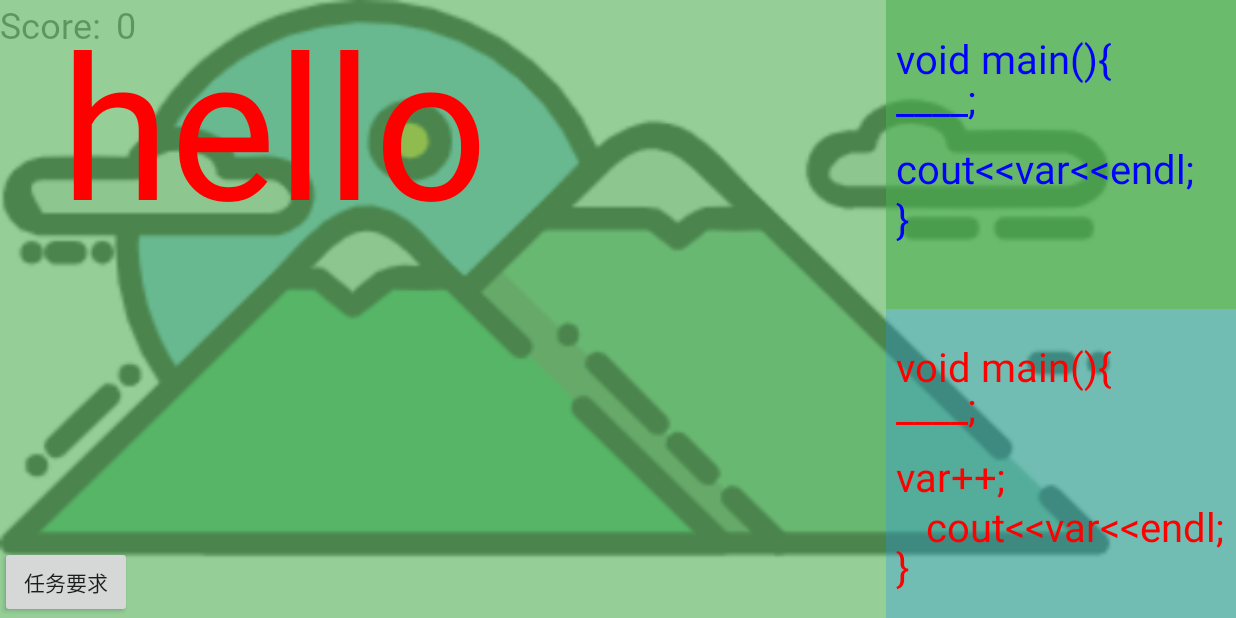
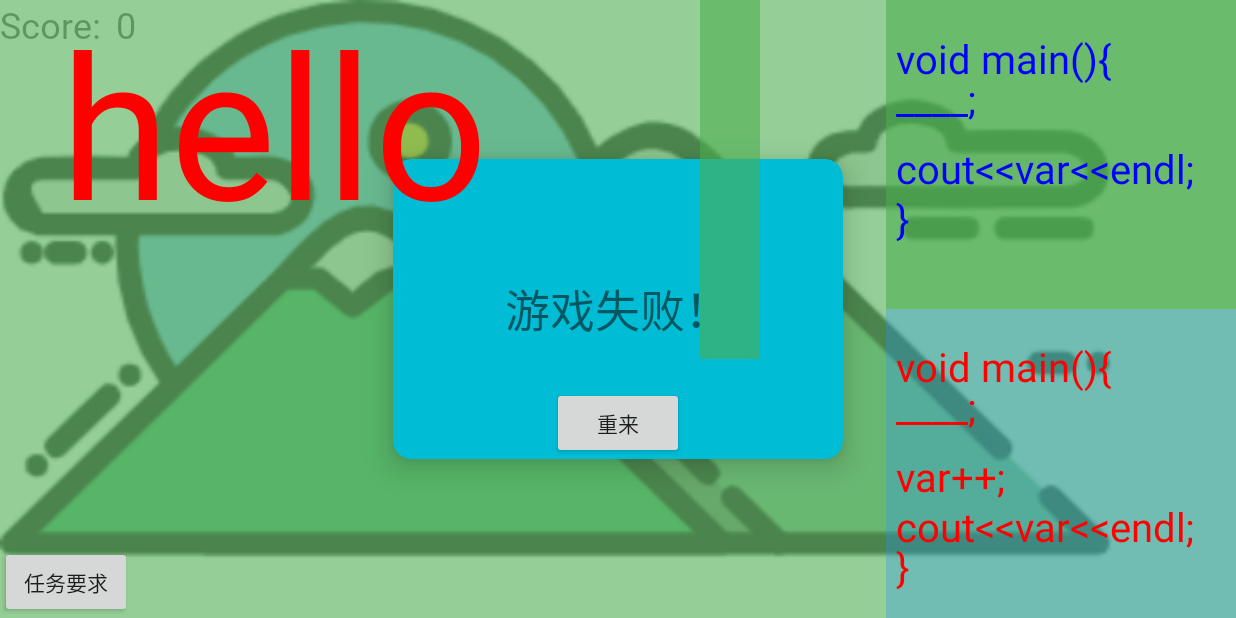
Before and after one commit to Feiyuyu0503/CodeAdventure, an Android app: the learnVar screen opened directly, with no data from a screen before it, after a tap on "确认", on a phone screen of 824 x 412 dp (held sideways). Run offline under Robolectric (Android 15) with nearby library versions, the light colour scheme and no system bars; 2 other taps on this screen came first.

Commit message:
add checkpoint 2

```diff
--- a/app/build.gradle
+++ b/app/build.gradle
@@ -10,8 +10,8 @@ android {
         applicationId "net.feiyuyu.game"
         minSdkVersion 19
         targetSdkVersion 30
-        versionCode 12
-        versionName "1.3"
+        versionCode 413
+        versionName "1.4"
 
         testInstrumentationRunner "androidx.test.runner.AndroidJUnitRunner"
     }
--- a/app/src/main/java/net/feiyuyu/game/checkpoint/learnConst.java
+++ b/app/src/main/java/net/feiyuyu/game/checkpoint/learnConst.java
@@ -50,8 +50,8 @@ import java.util.TimerTask;
 
 public class learnConst extends Activity {
     private myObj obj;
-    private int xobj = 60;      //小球x坐标
-    private int yobj = 500;      //小球y坐标
+    private int xobj = 60;      //对象x坐标
+    private int yobj = 500;      //对象y坐标
 
     int screenHeight;         //屏幕宽度
     int screenWidth;          //屏幕高度
@@ -296,6 +296,7 @@ public class learnConst extends Activity {
                 //canvas.drawText("游戏结束", screenWidth / 2, screenHeight / 2, paint);
                 tv.setText("游戏失败！");
                 cardView1.setVisibility(View.VISIBLE);
+                cardView1.setVisibility(View.VISIBLE);
             }
             else if(isEnd&&!isConflict&&!isSuccess){
                 cardView1.setVisibility(View.VISIBLE);
--- a/app/src/main/java/net/feiyuyu/game/checkpoint/learnVar.java
+++ b/app/src/main/java/net/feiyuyu/game/checkpoint/learnVar.java
@@ -1,5 +1,6 @@
 package net.feiyuyu.game.checkpoint;
 
+import android.annotation.SuppressLint;
 import android.app.Activity;
 import android.app.AlertDialog;
 import android.content.Context;
@@ -11,8 +12,12 @@ import android.graphics.Color;
 import android.graphics.Matrix;
 import android.graphics.Paint;
 import android.os.Bundle;
+import android.os.Handler;
+import android.os.Message;
 import android.util.AttributeSet;
+import android.view.MotionEvent;
 import android.view.View;
+import android.view.WindowManager;
 import android.widget.Button;
 import android.widget.LinearLayout;
 import android.widget.RadioButton;
@@ -23,6 +28,7 @@ import android.widget.Toast;
 import androidx.annotation.Nullable;
 
 import net.feiyuyu.game.R;
+import net.feiyuyu.game.ui.myGameView;
 
 import org.apache.http.util.EncodingUtils;
 
@@ -30,8 +36,10 @@ import java.io.FileInputStream;
 import java.io.FileNotFoundException;
 import java.io.FileOutputStream;
 import java.io.IOException;
+import java.util.Timer;
+import java.util.TimerTask;
 
-public class learnVar extends Activity {
+public class  learnVar extends Activity {
 
     View cardView;
     View cardView1;
@@ -45,9 +53,27 @@ public class learnVar extends Activity {
     RadioButton choice1,choice2; //任务选项
     Button okBtn; //确认选项按钮
 
+    boolean isEnd = false;    //判断游戏是否结束
+    boolean isSuccess = false; //判断是否通过
+    boolean isConflict = false; //是否撞
+
+    int screenHeight;         //屏幕宽度
+    int screenWidth;          //屏幕高度
+
+    myObj obj;                //声明对象
+    private int xobj = 60;      //对象x坐标
+    private int yobj = 500;      //对象y坐标
+    int height1, height2;      //柱子高度
+
+    TextView tv;//游戏结果提示
+
     public void onCreate(Bundle savedInstanceState){
         super.onCreate(savedInstanceState);
         setContentView(R.layout.game_view);
+
+        WindowManager wm = (WindowManager) this.getSystemService(Context.WINDOW_SERVICE);
+        screenWidth = wm.getDefaultDisplay().getWidth();
+        screenHeight = wm.getDefaultDisplay().getHeight();                     //获取屏幕宽和高
 
         initGame();
 
@@ -66,6 +92,9 @@ public class learnVar extends Activity {
         tvScore = (TextView)findViewById(R.id.score);
         String res = String.valueOf(readFile("score.txt"));
         tvScore.setText(res);
+
+        //游戏结果提示
+        tv  = (TextView)findViewById(R.id.gameState);
 
         //设置任务要求按钮
         taskBtn = (Button)findViewById(R.id.createBtn);
@@ -116,18 +145,119 @@ public class learnVar extends Activity {
             }
         });
 
+        //"重来"按钮
+        Button retry = (Button)findViewById(R.id.retry);
+        retry.setOnClickListener(new View.OnClickListener() {
+            @Override
+            public void onClick(View v) {
+                finish();
+                startActivity(getIntent());    //重启当前activity
+            }
+        });
+
 
     }
 
     //选项正确，开始游戏
     public void gameStart(){
-        myObj obj = new myObj(learnVar.this);
+        obj = new myObj(learnVar.this);
         LinearLayout.LayoutParams layoutParams = new LinearLayout.LayoutParams(-1,-1);
         addContentView(obj,layoutParams);     //在游戏view中添加移动对象
+
+        myGameView v = (myGameView)findViewById(R.id.myGameView);
+        v.setOnTouchListener(touch);
+        Timer timer = new Timer();
+        timer.schedule(new TimerTask() {
+            @Override
+            public void run() {
+                if(yobj>=screenHeight-180||yobj<=0||(xobj>=500&&xobj<=780&&yobj<=height1+50)||(xobj>=1100&&xobj<=1230&&yobj>=height2+550-20)) {
+                    isEnd = true;
+                    isConflict = true;      //撞而失败
+                    handler.sendEmptyMessage(0x123);
+                    //System.out.println("game_end");
+                }
+                else if(xobj>screenWidth-480&&yobj<screenHeight/2){
+                    isEnd = true;
+                    isSuccess = true;     //成功！
+                    handler.sendEmptyMessage(0x123);
+                }
+                else if((xobj>screenWidth-480&&yobj>=screenHeight/2)){
+                    isEnd = true;          //选择错误而失败
+                    handler.sendEmptyMessage(0x123);
+                }
+                else{
+                    xobj += 3;
+                    yobj += 3;
+                    handler.sendEmptyMessage(0x123); //通知重绘小球
+                }
+            }
+        },0,15);
+
+        timer.schedule(new TimerTask() {
+            @Override
+            public void run() {
+              height1 = getRandomH();
+              height2 = getRandomH();
+            }
+        },0,220);
     }
 
+    public int getRandomH() {
+        final double d = Math.random(); //返回的是0(包含)到1(不包含)之间的double值
+        final int i = (int) (d * 350);
+        return i;
+    }
+
+    //设置触屏响应
+    View.OnTouchListener touch = new View.OnTouchListener() {
+        @Override
+        public boolean onTouch(View v, MotionEvent event) {
+            switch (event.getAction()){
+                case MotionEvent.ACTION_DOWN:
+                    if(yobj>=screenHeight-180||yobj<=0||(xobj>=500&&xobj<=780&&yobj<=height1+50)||(xobj>=1100&&xobj<=1230&&yobj>=height2+550-20))
+                    {
+                        isEnd = true;
+                        isConflict = true;
+                        handler.sendEmptyMessage(0x123);
+                        break;
+                    }else if(xobj>=screenWidth-480&&yobj<screenHeight/2){
+                        isEnd = true;
+                        isSuccess = true;
+                        handler.sendEmptyMessage(0x123);
+                        break;
+                    }
+                    else if(xobj>screenWidth-480&&yobj>=screenHeight/2){
+                        isEnd = true;
+                        handler.sendEmptyMessage(0x123);
+                    }
+                    else{
+                        yobj -= 50;
+                        handler.sendEmptyMessage(0x123);
+                        break;
+                    }
+            }
+            return true;
+        }
+    };
+
+    //通知重绘
+    Handler handler = new Handler(){
+        @SuppressLint("HandlerLeak")
+        @Override
+        public void handleMessage(Message msg){
+            super.handleMessage(msg);
+            if(msg.what == 0x123){
+                obj.invalidate();
+            }
+        }
+    };
+
+
+
     //内部类中设置移动对象
-    class myObj extends View{
+    class myObj extends View {
+
+
 
         public myObj(Context context) {
             super(context);
@@ -138,6 +268,7 @@ public class learnVar extends Activity {
         }
 
         Paint paint = new Paint();
+
         public void onDraw(Canvas canvas) {
             //paint画笔的属性必须在onDraw中设定？
             paint.setStyle(Paint.Style.FILL);
@@ -146,23 +277,59 @@ public class learnVar extends Activity {
             paint.setTextSize(200);
 
             //test obj
-            canvas.drawText("hello",60,200,paint);
+            canvas.drawText("hello", 60, 200, paint);
+            paint.setColor(Color.parseColor("#974CAF50"));
+            //height1 = getRandomH();
+            //height2 = getRandomH();
+            //System.out.println("hello" + height1 + " " + height2);
+            canvas.drawRect(700, 0, 760, height1 + 150, paint);
+            canvas.drawRect(1200, height2 + 550, 1260, 1080, paint);
 
             Bitmap birdPic = BitmapFactory.decodeResource(this.getResources(), R.drawable.bird);
             int width = birdPic.getWidth();
             int height = birdPic.getHeight();
-            Matrix matrix=new Matrix();
+            Matrix matrix = new Matrix();
             matrix.postScale(0.35f, 0.35f);//获取缩放比例
-            Bitmap birdbmp = Bitmap.createBitmap(birdPic,0,0,
-                    width,height,matrix,true);//根据缩放比例获取新的位图
+            Bitmap birdbmp = Bitmap.createBitmap(birdPic, 0, 0,
+                    width, height, matrix, true);//根据缩放比例获取新的位图
 
             Bitmap varPic = BitmapFactory.decodeResource(this.getResources(), R.drawable.var);
             int vwidth = varPic.getWidth();
             int vheight = varPic.getHeight();
             matrix.postScale(0.4f, 0.4f);//获取缩放比例
-            Bitmap varbmp = Bitmap.createBitmap(varPic,0,0,
-                    vwidth,vheight,matrix,true);//根据缩放比例获取新的位图
+            Bitmap varbmp = Bitmap.createBitmap(varPic, 0, 0,
+                    vwidth, vheight, matrix, true);//根据缩放比例获取新的位图
 
+            if (!isEnd) {
+                //canvas.drawCircle(xobj+185, yobj+90, 35, paint);
+                canvas.drawBitmap(varbmp, xobj + 160, yobj + 65, paint);
+                canvas.drawBitmap(birdbmp, xobj, yobj, paint);
+            } else if (isEnd && isConflict && !isSuccess) {
+                //canvas.drawText("游戏结束", screenWidth / 2, screenHeight / 2, paint);
+                tv.setText("游戏失败！");
+                cardView1.setVisibility(View.VISIBLE);
+            } else if (isEnd && !isConflict && !isSuccess) {
+                cardView1.setVisibility(View.VISIBLE);
+            } else {
+                tv.setText("游戏成功" +
+                    "\n输出:6");
+                cardView1.setVisibility(View.VISIBLE);
+                //int i = Integer.valueOf(String.valueOf(tvScore.getText())).intValue();
+                int j = Integer.valueOf(String.valueOf(readFile("score.txt")));
+                if (j < 0) {
+                    /**              //废弃功能
+                     SharedPreferences.Editor editor = score.edit();
+                     int temp = Integer.valueOf(String.valueOf(tvScore.getText())).intValue() + 10;
+                     editor.putString(gameScore, temp + "");
+                     editor.commit();
+                     **/
+                    //测试积分文件存取
+                    //settingActivity changeScore = new settingActivity();
+                    //changeScore.writeFile("score.txt","10");
+                    writeFile("score.txt", "30");
+                }
+
+            }
         }
     }
 
--- a/app/src/main/java/net/feiyuyu/game/ui/myGameView.java
+++ b/app/src/main/java/net/feiyuyu/game/ui/myGameView.java
@@ -94,7 +94,7 @@ public class myGameView extends View {
         canvas.drawText("void main(){",width-340,height/4*3-80,paint);
         canvas.drawText("____;",width-340,height/4*3-40,paint);
         canvas.drawText("var++;",width-340,height/4*3+30,paint);
-        canvas.drawText("cout<<var<<endl;",width-310,height/4*3+80,paint);
+        canvas.drawText("cout<<var<<endl;",width-340,height/4*3+80,paint);
         canvas.drawText("}",width-340,height/4*3+120,paint);
 
         //view也是控件吗？view中加不了其他控件？在xml文件中可并列叠加控件
```
